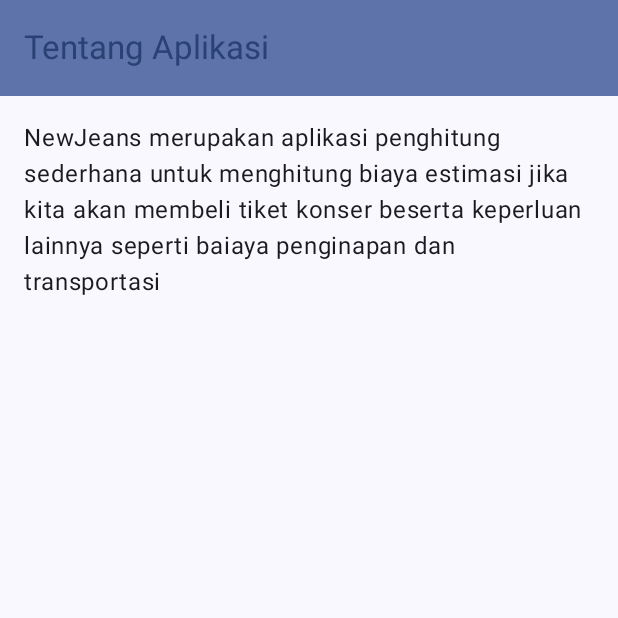
After one commit to HarisFadhilah82/Assesmen-1_Haris-Fadhillah_NewJeans, an Android app built with Jetpack Compose: the AboutScreen screen opened through its navigation route, on a phone screen of 412 x 824 dp, the top half of it. The commit adds this screen. Run offline under Robolectric (Android 15) with nearby library versions, the phone set to English and light mode, and no system bars.

Commit message:
Membuat tampilan about

```diff
--- a/app/src/main/java/com/haris0035/newjeans/navigation/Screen.kt
+++ b/app/src/main/java/com/haris0035/newjeans/navigation/Screen.kt
@@ -5,10 +5,12 @@ import androidx.navigation.NavHostController
 import androidx.navigation.compose.NavHost
 import androidx.navigation.compose.composable
 import androidx.navigation.compose.rememberNavController
+import com.haris0035.newjeans.ui.theme.screen.AboutScreen
 import com.haris0035.newjeans.ui.theme.screen.MainScreen
 
 sealed class Screen(val route: String) {
     data object Home : Screen("mainScreen")
+    data object About : Screen("aboutScreen")
 }
 
 @Composable
@@ -20,5 +22,8 @@ fun SetupNavGraph(navController: NavHostController = rememberNavController()) {
         composable(route = Screen.Home.route) {
             MainScreen()
         }
+        composable(route = Screen.About.route) {
+            AboutScreen()
+        }
     }
 }
--- /dev/null
+++ b/app/src/main/java/com/haris0035/newjeans/ui/theme/screen/AboutScreen.kt
@@ -0,0 +1,52 @@
+package com.haris0035.newjeans.ui.theme.screen
+
+import android.content.res.Configuration
+import androidx.compose.foundation.layout.padding
+import androidx.compose.material3.ExperimentalMaterial3Api
+import androidx.compose.material3.MaterialTheme
+import androidx.compose.material3.Scaffold
+import androidx.compose.material3.Text
+import androidx.compose.material3.TopAppBar
+import androidx.compose.material3.TopAppBarDefaults
+import androidx.compose.runtime.Composable
+import androidx.compose.ui.Modifier
+import androidx.compose.ui.res.stringResource
+import androidx.compose.ui.tooling.preview.Preview
+import androidx.compose.ui.unit.dp
+import com.haris0035.newjeans.R
+import com.haris0035.newjeans.ui.theme.NewJeansTheme
+
+@OptIn(ExperimentalMaterial3Api::class)
+@Composable
+fun AboutScreen() {
+    Scaffold(
+        topBar = {
+            TopAppBar(
+                title = {
+                    Text(text = stringResource(id = R.string.tentang_aplikasi))
+                },
+                colors = TopAppBarDefaults.mediumTopAppBarColors(
+                    containerColor = MaterialTheme.colorScheme.primaryContainer,
+                    titleContentColor = MaterialTheme.colorScheme.primary,
+                )
+            )
+        }
+    ) { innerPadding ->
+        Text(
+            text = stringResource(R.string.copyright),
+            modifier = Modifier
+                .padding(innerPadding)
+                .padding(16.dp)
+        )
+
+    }
+}
+
+@Preview(showBackground = true)
+@Preview(uiMode = Configuration.UI_MODE_NIGHT_YES, showBackground = true)
+@Composable
+fun AboutScreenPreview() {
+    NewJeansTheme {
+        AboutScreen()
+    }
+}
--- a/app/src/main/res/values/strings.xml
+++ b/app/src/main/res/values/strings.xml
@@ -6,5 +6,7 @@
     <string name="hotel">Biaya Penginapan</string>
     <string name="orang">Jumlah Orang</string>
     <string name="input_invalid">Tidak Boleh Kosong</string>
+    <string name="tentang_aplikasi">Tentang Aplikasi</string>
+    <string name="copyright">NewJeans merupakan aplikasi penghitung sederhana untuk menghitung biaya estimasi jika kita akan membeli tiket konser beserta keperluan lainnya  seperti baiaya penginapan dan transportasi</string>
 
 </resources>
```
